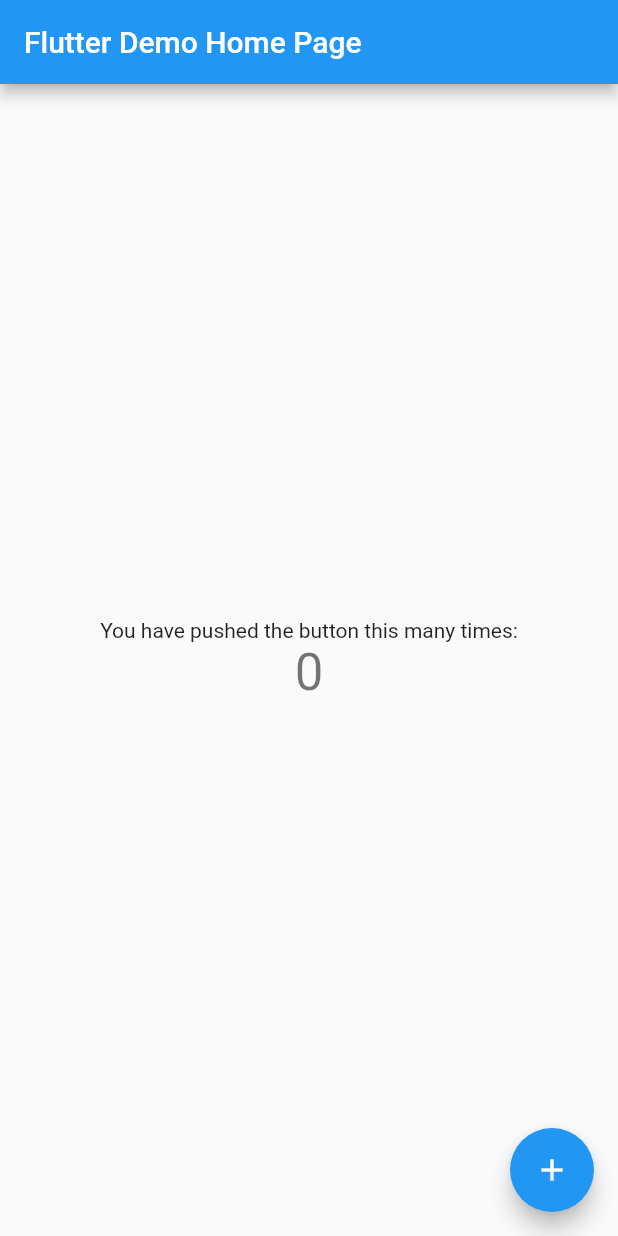
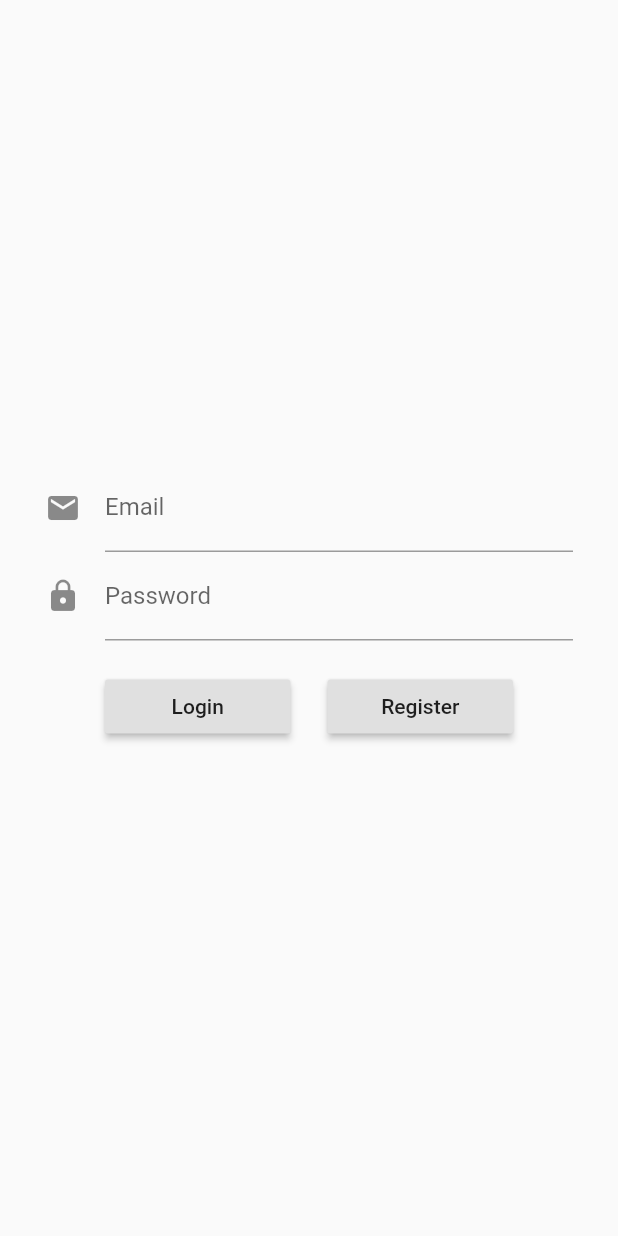
Before and after one commit to Onlyhope/tokyo_mobile, a Flutter app: the screen it shows after launch, on a phone screen of 412 x 824 dp. Run offline on Flutter 3.47's test engine with Material 2 defaults, Android fonts, the phone set to English and light mode, and no system bars.

Commit message:
Created a simple login page

```diff
--- /dev/null
+++ b/lib/login_form.dart
@@ -0,0 +1,73 @@
+import 'package:flutter/material.dart';
+
+class LogInForm extends StatefulWidget {
+  @override
+  LogInFormState createState() {
+    return LogInFormState();
+  }
+}
+
+class LogInFormState extends State<LogInForm> {
+  final _formKey = GlobalKey<FormState>();
+
+  @override
+  Widget build(BuildContext context) {
+    return Form(
+        key: _formKey,
+        child: Column(
+          mainAxisAlignment: MainAxisAlignment.center,
+          children: [
+            TextFormField(
+              decoration:
+                  InputDecoration(icon: Icon(Icons.email), labelText: 'Email'),
+              validator: (String value) {
+                if (value.isEmpty) {
+                  return "Missing email";
+                }
+
+                if (!value.contains("@")) {
+                  return "Not a valid email";
+                }
+
+                return null;
+              },
+            ),
+            TextFormField(
+              decoration: InputDecoration(
+                  icon: Icon(Icons.lock), labelText: 'Password'),
+              validator: (String value) {
+                if (value.isEmpty) {
+                  return "Missing password";
+                }
+
+                return null;
+              },
+            ),
+            Padding(
+                padding: const EdgeInsets.symmetric(
+                    horizontal: 40.0, vertical: 20.0),
+                child: Row(
+                  children: <Widget>[
+                    Expanded(
+                      flex: 5,
+                      child: RaisedButton(
+                        child: Text('Login'),
+                        onPressed: () {
+                          if (_formKey.currentState.validate()) {
+                            // Process data
+                          }
+                        },
+                      ),
+                    ),
+                    Spacer(flex: 1),
+                    Expanded(
+                      flex: 5,
+                      child: RaisedButton(
+                          child: Text('Register'), onPressed: () {}),
+                    )
+                  ],
+                )),
+          ],
+        ));
+  }
+}
--- a/lib/main.dart
+++ b/lib/main.dart
@@ -1,4 +1,5 @@
 import 'package:flutter/material.dart';
+import 'login_form.dart';
 
 void main() => runApp(MyApp());
 
@@ -8,104 +9,12 @@ class MyApp extends StatelessWidget {
   Widget build(BuildContext context) {
     return MaterialApp(
       title: 'Flutter Demo',
-      theme: ThemeData(
-        // This is the theme of your application.
-        //
-        // Try running your application with "flutter run". You'll see the
-        // application has a blue toolbar. Then, without quitting the app, try
-        // changing the primarySwatch below to Colors.green and then invoke
-        // "hot reload" (press "r" in the console where you ran "flutter run",
-        // or simply save your changes to "hot reload" in a Flutter IDE).
-        // Notice that the counter didn't reset back to zero; the application
-        // is not restarted.
-        primarySwatch: Colors.blue,
+      home: Scaffold(
+        body: Padding(
+          padding: EdgeInsets.symmetric(horizontal: 30.0),
+          child: LogInForm()
+        )
       ),
-      home: MyHomePage(title: 'Flutter Demo Home Page'),
     );
   }
 }
-
-class MyHomePage extends StatefulWidget {
-  MyHomePage({Key key, this.title}) : super(key: key);
-
-  // This widget is the home page of your application. It is stateful, meaning
-  // that it has a State object (defined below) that contains fields that affect
-  // how it looks.
-
-  // This class is the configuration for the state. It holds the values (in this
-  // case the title) provided by the parent (in this case the App widget) and
-  // used by the build method of the State. Fields in a Widget subclass are
-  // always marked "final".
-
-  final String title;
-
-  @override
-  _MyHomePageState createState() => _MyHomePageState();
-}
-
-class _MyHomePageState extends State<MyHomePage> {
-  int _counter = 0;
-
-  void _incrementCounter() {
-    setState(() {
-      // This call to setState tells the Flutter framework that something has
-      // changed in this State, which causes it to rerun the build method below
-      // so that the display can reflect the updated values. If we changed
-      // _counter without calling setState(), then the build method would not be
-      // called again, and so nothing would appear to happen.
-      _counter++;
-    });
-  }
-
-  @override
-  Widget build(BuildContext context) {
-    // This method is rerun every time setState is called, for instance as done
-    // by the _incrementCounter method above.
-    //
-    // The Flutter framework has been optimized to make rerunning build methods
-    // fast, so that you can just rebuild anything that needs updating rather
-    // than having to individually change instances of widgets.
-    return Scaffold(
-      appBar: AppBar(
-        // Here we take the value from the MyHomePage object that was created by
-        // the App.build method, and use it to set our appbar title.
-        title: Text(widget.title),
-      ),
-      body: Center(
-        // Center is a layout widget. It takes a single child and positions it
-        // in the middle of the parent.
-        child: Column(
-          // Column is also layout widget. It takes a list of children and
-          // arranges them vertically. By default, it sizes itself to fit its
-          // children horizontally, and tries to be as tall as its parent.
-          //
-          // Invoke "debug painting" (press "p" in the console, choose the
-          // "Toggle Debug Paint" action from the Flutter Inspector in Android
-          // Studio, or the "Toggle Debug Paint" command in Visual Studio Code)
-          // to see the wireframe for each widget.
-          //
-          // Column has various properties to control how it sizes itself and
-          // how it positions its children. Here we use mainAxisAlignment to
-          // center the children vertically; the main axis here is the vertical
-          // axis because Columns are vertical (the cross axis would be
-          // horizontal).
-          mainAxisAlignment: MainAxisAlignment.center,
-          children: <Widget>[
-            Text(
-              'You have pushed the button this many times:',
-            ),
-            Text(
-              '$_counter',
-              style: Theme.of(context).textTheme.display1,
-            ),
-          ],
-        ),
-      ),
-      floatingActionButton: FloatingActionButton(
-        onPressed: _incrementCounter,
-        tooltip: 'Increment',
-        child: Icon(Icons.add),
-      ), // This trailing comma makes auto-formatting nicer for build methods.
-    );
-  }
-}
```
